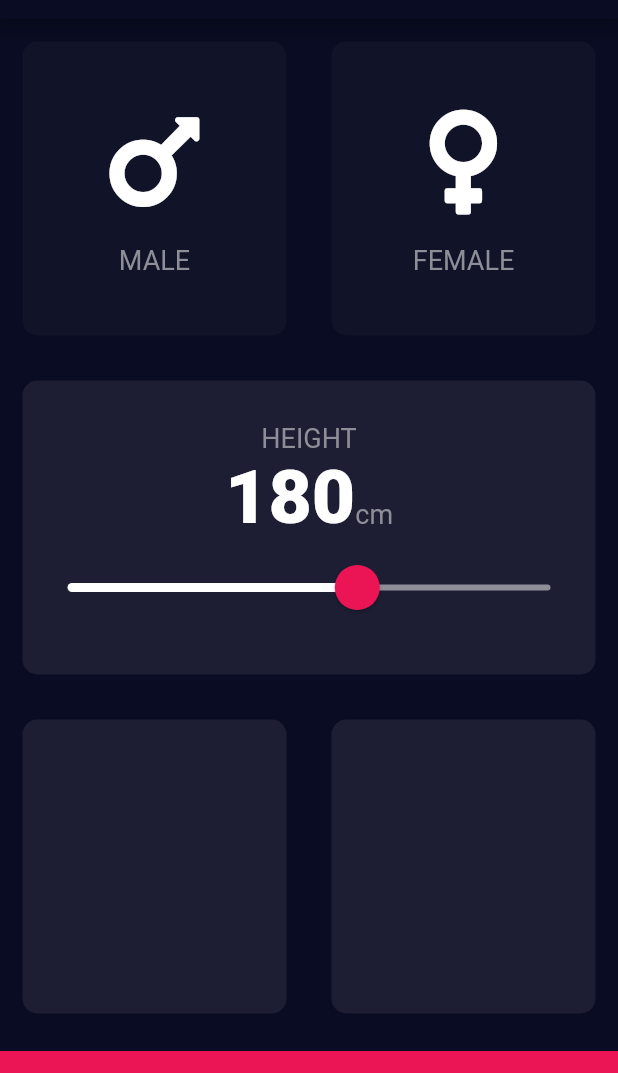
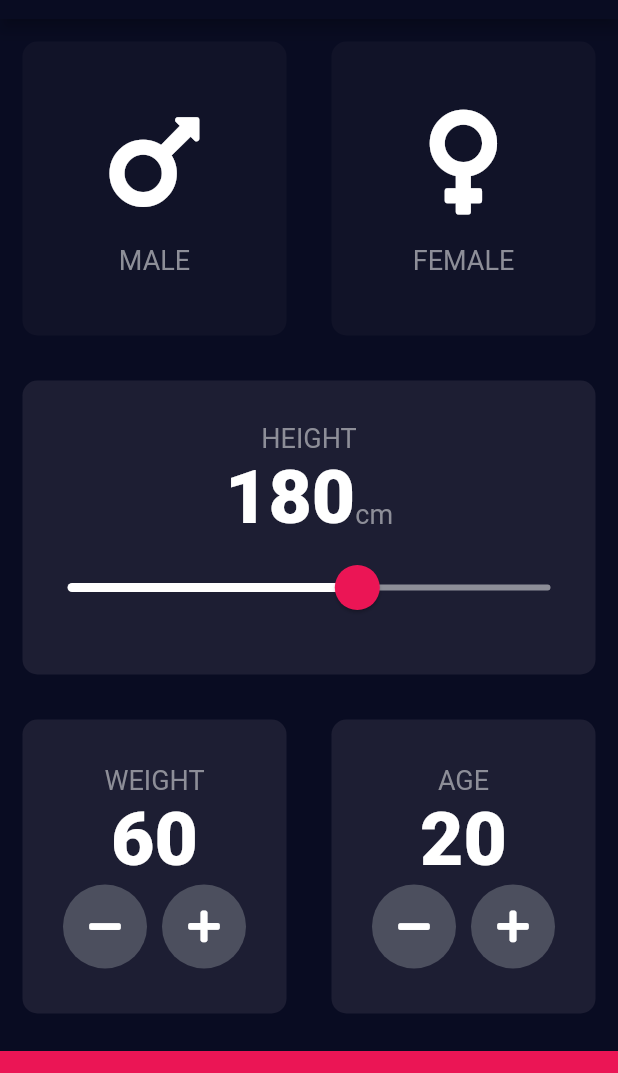
Before and after one commit to deepakDOTexe/bmi-calculator, a Flutter app: the screen it shows after launch, on a phone screen of 412 x 824 dp, the part 65-1138 px from its top. Run offline on Flutter 3.47's test engine with Material 2 defaults, Android fonts, the phone set to English and light mode, and no system bars; our stand-ins replace font_awesome_flutter.

Commit message:
add weight and age card

```diff
--- a/lib/constants.dart
+++ b/lib/constants.dart
@@ -4,6 +4,8 @@ const kBottomContainerHeight = 80.0;
 const kActiveCardColor = Color(0xFF1D1E33);
 const kInactiveCardColor = Color(0xFF111328);
 const kBottomContainerColor = Color(0xFFEB1555);
+const int kMaxWeight = 120;
+const int kMinWeight = 0;
 
 const kLabelTextStyle = TextStyle(
   fontSize: 18.0,
--- a/lib/input_page.dart
+++ b/lib/input_page.dart
@@ -19,6 +19,8 @@ class _InputPageState extends State<InputPage> {
 GenderType selectedGender;
 
 int height = 180;
+int weight = 60;
+int age = 20;
 
   @override
   Widget build(BuildContext context) {
@@ -116,10 +118,96 @@ int height = 180;
             child: Row(
               children: <Widget>[
                 Expanded(
-                  child: ReusableCard(cardColor: kActiveCardColor,),
+                  child: ReusableCard(
+                    cardColor: kActiveCardColor,
+                    cardChild: Column(
+                      mainAxisAlignment: MainAxisAlignment.center,
+                    children: <Widget>[
+                      Text(
+                        'WEIGHT',
+                      style: kLabelTextStyle,
+                      ),
+                      Text(
+                        weight.toString(),
+                      style: kNumberTextStyle,
+                      ),
+                      Row(
+                        mainAxisAlignment: MainAxisAlignment.center,
+                        children: <Widget>[
+                          RoundIconButton(
+                            icon: FontAwesomeIcons.minus,
+                            onPressed: (){
+                              setState(() {
+                                if(weight > kMinWeight){
+                                  weight--;
+                                }
+                              });
+                            },
+                          ),
+                          SizedBox(
+                            width: 10.0,
+                          ),
+                          RoundIconButton(
+                            icon: FontAwesomeIcons.plus,
+                            onPressed: (){
+                              setState(() {
+                                if(weight < kMaxWeight){
+                                  weight++;
+                                }
+                              });
+                            },
+                          ),
+                        ],
+                      ),
+                    ],
+                  ),
+                  ),
                 ),
                 Expanded(
-                  child: ReusableCard(cardColor: kActiveCardColor,),
+                  child: ReusableCard(
+                    cardColor: kActiveCardColor,
+                    cardChild: Column(
+                    mainAxisAlignment: MainAxisAlignment.center,
+                    children: <Widget>[
+                      Text(
+                        'AGE',
+                        style: kLabelTextStyle,
+                      ),
+                      Text(
+                        age.toString(),
+                        style: kNumberTextStyle,
+                      ),
+                      Row(
+                        mainAxisAlignment: MainAxisAlignment.center,
+                        children: <Widget>[
+                          RoundIconButton(
+                            icon: FontAwesomeIcons.minus,
+                            onPressed: (){
+                              setState(() {
+                                if(age > 0){
+                                  age--;
+                                }
+                              });
+                            },
+                          ),
+                          SizedBox(
+                            width: 10.0,
+                          ),
+                          RoundIconButton(
+                            icon: FontAwesomeIcons.plus,
+                            onPressed: (){
+                              setState(() {
+                                if(age < 100){
+                                  age++;
+                                }
+                              });
+                            },
+                          ),
+                        ],
+                      ),
+                    ],
+                  ),
+                  ),
                 ),
               ],
             ),
@@ -135,3 +223,28 @@ int height = 180;
     );
   }
 }
+
+
+class RoundIconButton extends StatelessWidget {
+  RoundIconButton({@required this.icon,@required this.onPressed});
+
+  final IconData icon;
+  final Function onPressed;
+
+  @override
+  Widget build(BuildContext context) {
+    return RawMaterialButton(
+      child: Icon(
+        icon,
+      ),
+      onPressed: onPressed,
+      fillColor: Color(0xFF4C4F5E),
+      elevation: 0.0,
+      shape: CircleBorder(),
+      constraints: BoxConstraints.tightFor(
+        width: 56.0,
+        height: 56.0,
+      ),
+    );
+  }
+}
```
